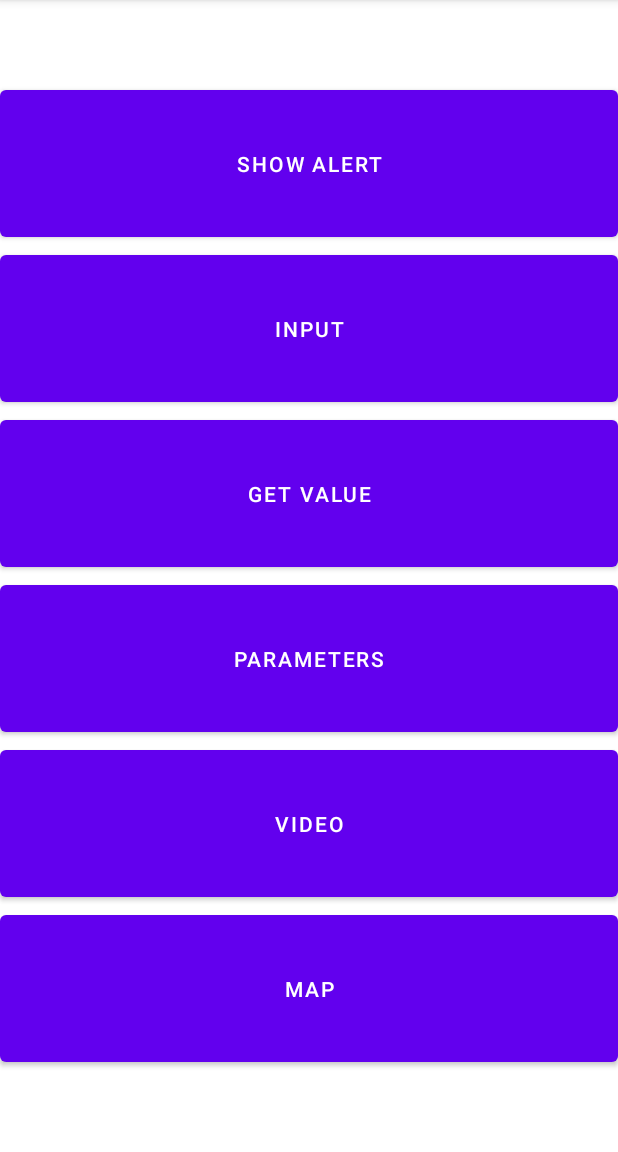
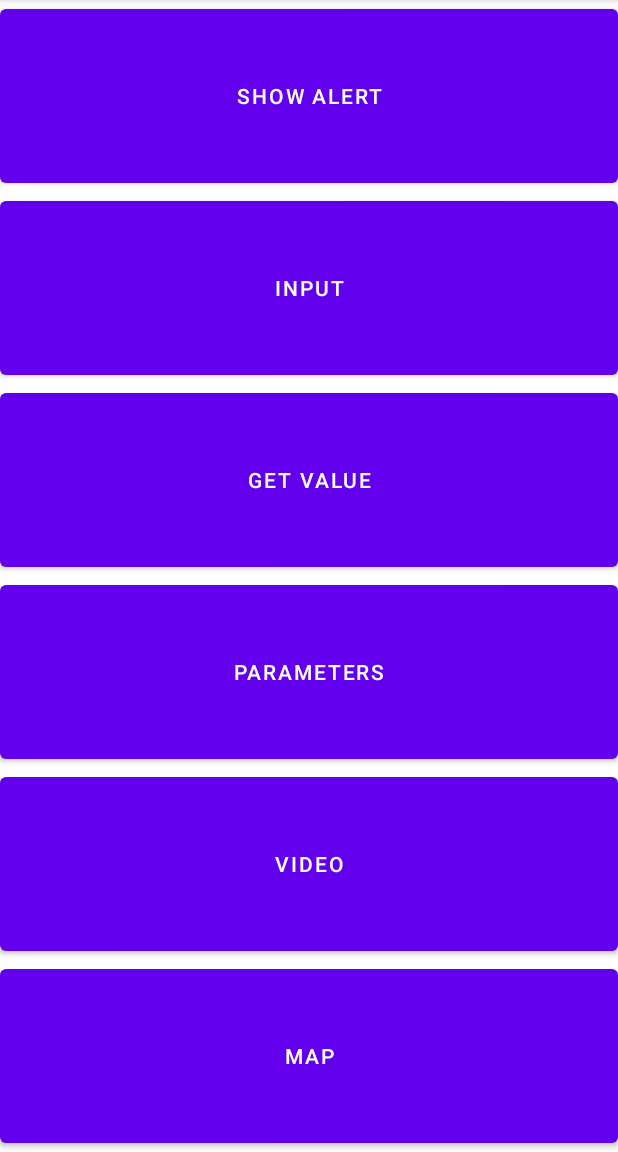
Before and after one commit to dronsEETAC/tutorialAndroid, an Android app: the MenuActivity screen opened directly, with no data from a screen before it, on a phone screen of 412 x 824 dp, the part 84-1236 px from its top. Run offline under Robolectric (Android 15) with nearby library versions, the light colour scheme and no system bars; libraries missing offline, so code that uses them is left out: org.eclipse.paho.

Commit message:
Step 13: Phone to Tablet

```diff
--- a/app/src/main/res/layout/activity_menu.xml
+++ b/app/src/main/res/layout/activity_menu.xml
@@ -2,52 +2,57 @@
 <LinearLayout xmlns:android="http://schemas.android.com/apk/res/android"
     xmlns:tools="http://schemas.android.com/tools"
     android:layout_width="match_parent"
-android:layout_height="wrap_content"
+    android:layout_height="match_parent"
+    android:layout_gravity="center_vertical"
     android:orientation="vertical"
-android:layout_gravity="center_vertical"
     tools:context=".MenuActivity">
 
     <Button
-    android:id = "@+id/showAlert_btn"
+        android:id="@+id/showAlert_btn"
         android:layout_width="match_parent"
         android:layout_height="110dp"
         android:layout_gravity="center_horizontal"
-    android:text="Show alert"
-    />
+        android:layout_weight="1"
+        android:text="Show alert" />
+
     <Button
-    android:id = "@+id/input_btn"
+        android:id="@+id/input_btn"
         android:layout_width="match_parent"
         android:layout_height="110dp"
         android:layout_gravity="center_horizontal"
-    android:text="Input"
-    />
+        android:layout_weight="1"
+        android:text="Input" />
+
     <Button
-    android:id = "@+id/getValue_btn"
+        android:id="@+id/getValue_btn"
         android:layout_width="match_parent"
         android:layout_height="110dp"
         android:layout_gravity="center_horizontal"
-    android:text="Get Value"
-    />
+        android:layout_weight="1"
+        android:text="Get Value" />
+
     <Button
-    android:id = "@+id/parameters_btn"
+        android:id="@+id/parameters_btn"
         android:layout_width="match_parent"
         android:layout_height="110dp"
         android:layout_gravity="center_horizontal"
-    android:text="Parameters"
-    />
+        android:layout_weight="1"
+        android:text="Parameters" />
+
     <Button
-    android:id = "@+id/video_btn"
+        android:id="@+id/video_btn"
         android:layout_width="match_parent"
         android:layout_height="110dp"
         android:layout_gravity="center_horizontal"
-    android:text="Video"
-    />
+        android:layout_weight="1"
+        android:text="Video" />
+
     <Button
-    android:id = "@+id/map_btn"
+        android:id="@+id/map_btn"
         android:layout_width="match_parent"
         android:layout_height="110dp"
         android:layout_gravity="center_horizontal"
-    android:text="Map"
-    />
+        android:layout_weight="1"
+        android:text="Map" />
 
 </LinearLayout>
```
Also changed, not shown: 24 other files. Lines whose indentation alone changed are shown as unchanged.
